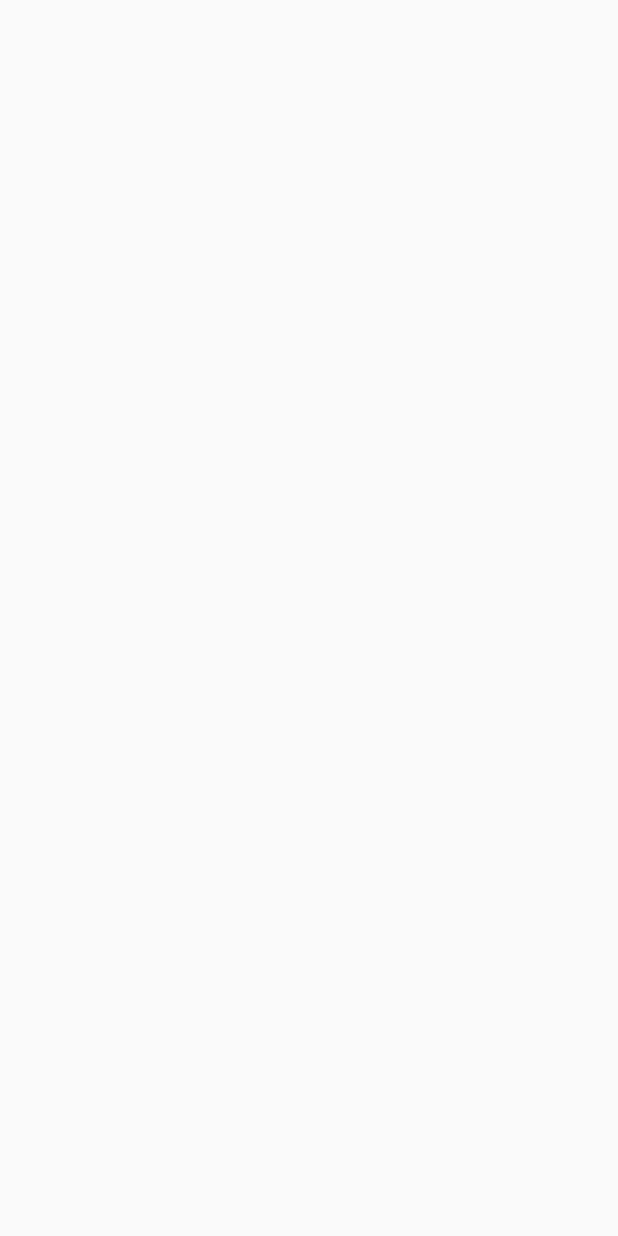
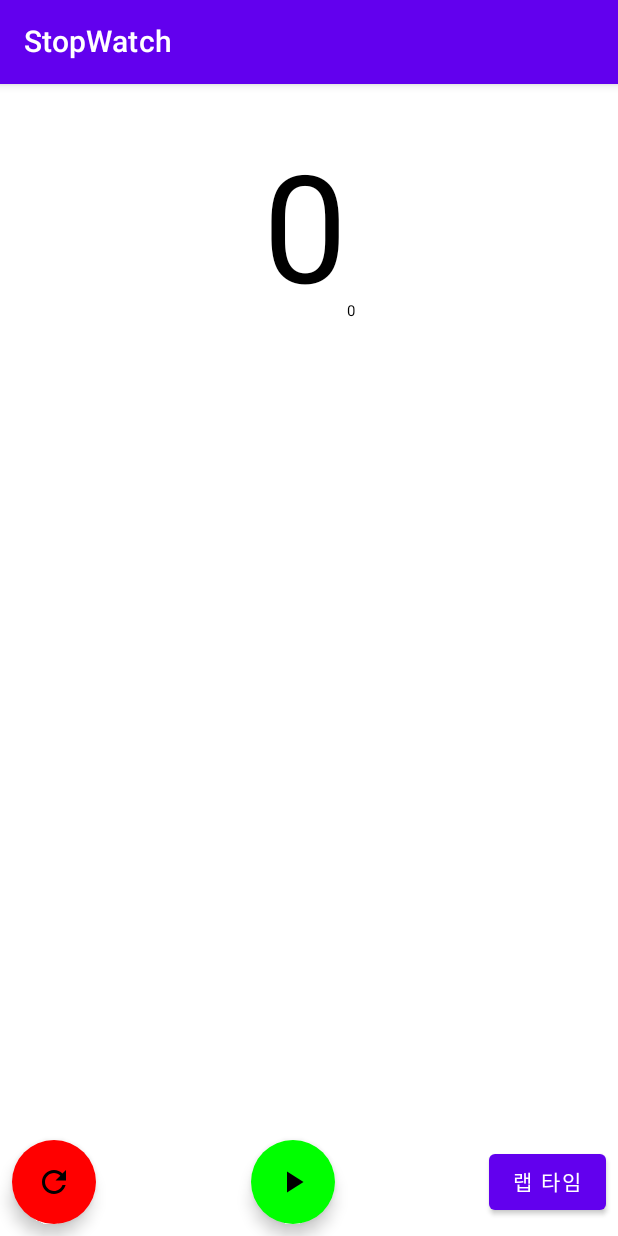
Before and after one commit to EoJin-Kim/Anroid_Jetpack_Hello, an Android app built with Jetpack Compose: the screen it shows after launch (MainActivity), on a phone screen of 412 x 824 dp. Before the commit the screen is empty. Run offline under Robolectric (Android 15) with nearby library versions, the phone set to English and light mode, and no system bars.

Commit message:
Feat: StopWatch 완료

```diff
--- a/app/src/main/java/com/ej/anroid_jetpack_hello/MainActivity.kt
+++ b/app/src/main/java/com/ej/anroid_jetpack_hello/MainActivity.kt
@@ -3,12 +3,33 @@ package com.ej.anroid_jetpack_hello
 import android.os.Bundle
 import androidx.activity.ComponentActivity
 import androidx.activity.compose.setContent
+import androidx.lifecycle.viewmodel.compose.viewModel
+import com.ej.anroid_jetpack_hello.stopwatch.StopWatchScreen
+import com.ej.anroid_jetpack_hello.stopwatch.StopWatchViewModel
 
 class MainActivity : ComponentActivity() {
     override fun onCreate(savedInstanceState: Bundle?) {
         super.onCreate(savedInstanceState)
         setContent {
+            val viewModel = viewModel<StopWatchViewModel>()
 
+            val sec = viewModel.sec.value
+            val milli = viewModel.milli.value
+            val isRunning = viewModel.isRunning.value
+            val lapTimes = viewModel.lapTimes.value
+
+            StopWatchScreen(sec = sec,
+                milli = milli,
+                isRunning = isRunning,
+                lapTimes = lapTimes,
+                onRest = { viewModel.reset() },
+                onToggle = {
+                    if(it) viewModel.pause() else viewModel.start()
+                },
+                onLapTime = {
+                    viewModel.recordLapTime()
+                }
+            )
         }
     }
 }
--- a/app/src/main/java/com/ej/anroid_jetpack_hello/stopwatch/StopWatchComposable.kt
+++ b/app/src/main/java/com/ej/anroid_jetpack_hello/stopwatch/StopWatchComposable.kt
@@ -1,6 +1,18 @@
 package com.ej.anroid_jetpack_hello.stopwatch
 
+import androidx.compose.foundation.Image
+import androidx.compose.foundation.layout.*
+import androidx.compose.foundation.rememberScrollState
+import androidx.compose.foundation.verticalScroll
+import androidx.compose.material.*
 import androidx.compose.runtime.Composable
+import androidx.compose.ui.Alignment
+import androidx.compose.ui.Modifier
+import androidx.compose.ui.graphics.Color
+import androidx.compose.ui.res.painterResource
+import androidx.compose.ui.unit.dp
+import androidx.compose.ui.unit.sp
+import com.ej.anroid_jetpack_hello.R
 
 
 @Composable
@@ -9,6 +21,73 @@ fun StopWatchScreen(
     milli: Int,
     isRunning: Boolean,
     lapTimes : List<String>,
+    onRest: () -> Unit,
+    onToggle : (Boolean) -> Unit,
+    onLapTime : () -> Unit,
 ) {
+    Scaffold(
+        topBar = {
+            TopAppBar(
+                title = { Text(text = "StopWatch")}
+            )
+        }
+    ) {
+        Column(modifier = Modifier.fillMaxSize(),
+            horizontalAlignment = Alignment.CenterHorizontally
+        ) {
+            Spacer(modifier = Modifier.height(40.dp))
+            Row(
+                verticalAlignment = Alignment.Bottom
+            ) {
+                Text(text = "$sec", fontSize = 100.sp)
+                Text(text = "$milli", fontSize = 10.sp)
+            }
+            Spacer(modifier = Modifier.height(16.dp))
 
+            Column(modifier = Modifier
+                .weight(1f)
+                .verticalScroll(rememberScrollState())
+            ) {
+                for (lapTime in lapTimes) {
+                    Text(text = lapTime)
+                }
+            }
+            Row(modifier = Modifier
+                .padding(8.dp)
+                .fillMaxWidth(),
+                horizontalArrangement = Arrangement.SpaceBetween,
+                verticalAlignment = Alignment.CenterVertically
+            ) {
+                FloatingActionButton(
+                    onClick = {
+                        onRest()
+                    },
+                    backgroundColor = Color.Red
+                ) {
+                    Image(painter = painterResource(id = R.drawable.ic_baseline_refresh_24), contentDescription = "reset")
+                }
+
+                FloatingActionButton(
+                    onClick = {
+                        onToggle(isRunning)
+                    },
+                    backgroundColor = Color.Green
+                ) {
+                    Image(
+                        painter = painterResource(id = if (isRunning) R.drawable.ic_baseline_pause_24 else R.drawable.ic_baseline_play_arrow_24),
+                        contentDescription = "reset/pause"
+                    )
+                }
+
+                Button(
+                    onClick = {
+                        onLapTime()
+                    },
+                ) {
+                    Text(text = "랩 타임")
+                }
+            }
+        }
+
+    }
 }
```
